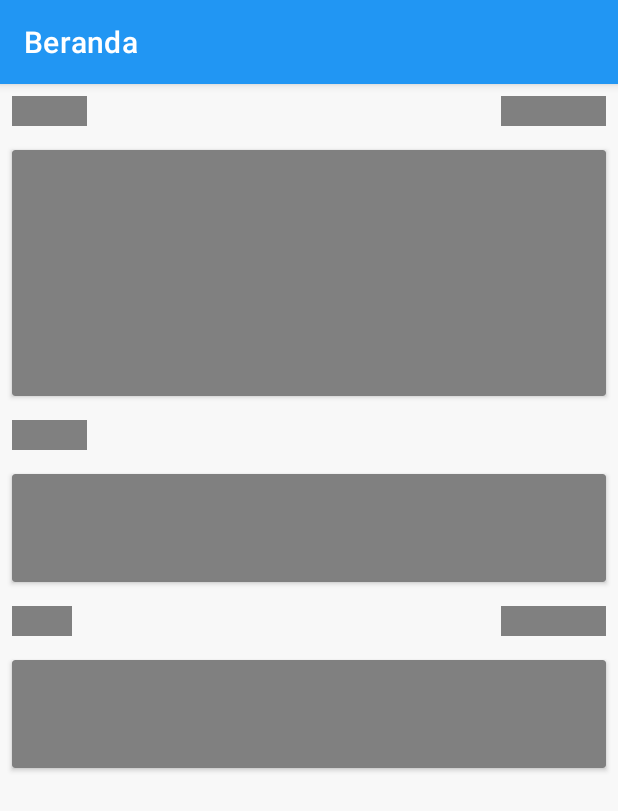
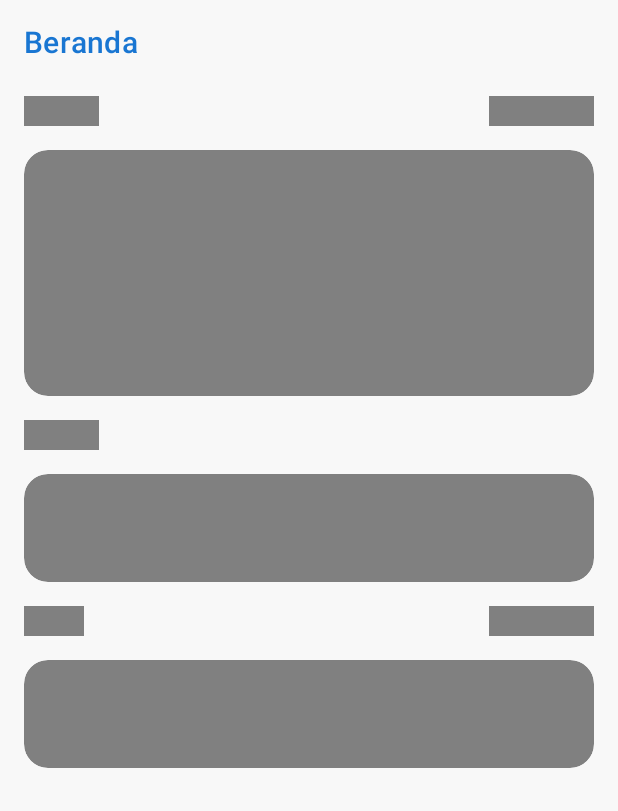
Before and after one commit to andisoer/SMK-Coding-Project_2, an Android app: the layout fragment_dashboard.xml on its own in the app's theme, with its tools: preview values and no code run, on a phone screen of 412 x 824 dp. Shown: the top 811 px of the screen. Run offline under Robolectric (Android 15) with nearby library versions, the phone set to English and light mode, and no system bars.

Commit message:
[+]minor change on dashboard ui

```diff
--- a/app/src/main/java/com/soerjdev/smkcodingproject2/ui/AllProvinceDataActivity.kt
+++ b/app/src/main/java/com/soerjdev/smkcodingproject2/ui/AllProvinceDataActivity.kt
@@ -26,6 +26,10 @@ class AllProvinceDataActivity : AppCompatActivity() {
     private lateinit var provinsiCasesViewModel: ProvinsiCasesViewModel
     private val adapter = ProvinsiListAdapter(this)
 
+    companion object {
+        val TAG = AllProvinceDataActivity::class.java.name
+    }
+
     override fun onCreate(savedInstanceState: Bundle?) {
         super.onCreate(savedInstanceState)
         setContentView(R.layout.activity_all_province_data)
@@ -45,9 +49,10 @@ class AllProvinceDataActivity : AppCompatActivity() {
 
         provinsiCasesViewModel.allProvinsiCases.observe(this, Observer { provinsiCases ->
             provinsiCases?.let {
-                var p = 1
-                Log.d("wdqdw", "dqwd$p")
-                adapter.setProvinsiCases(it)
+                Log.d(TAG, "data size : "+it.size)
+                if(it.isNotEmpty()){
+                    adapter.setProvinsiCases(it)
+                }
             }
             pbLoadDataProvince.visibility = View.GONE
         })
--- a/app/src/main/res/layout/fragment_dashboard.xml
+++ b/app/src/main/res/layout/fragment_dashboard.xml
@@ -9,13 +9,16 @@
 
     <com.google.android.material.appbar.AppBarLayout
         android:layout_width="match_parent"
-        android:layout_height="wrap_content">
+        android:layout_height="wrap_content"
+        app:elevation="0dp"
+        android:background="@color/colorWhiteDark">
 
         <androidx.appcompat.widget.Toolbar
             android:layout_width="match_parent"
             android:layout_height="?attr/actionBarSize"
             app:title="Beranda"
-            style="@style/Widget.MaterialComponents.Toolbar.Primary"/>
+            app:titleMarginStart="16dp"
+            app:titleTextColor="@color/colorPrimaryDark"/>
 
     </com.google.android.material.appbar.AppBarLayout>
 
@@ -52,7 +55,8 @@
                 android:id="@+id/containerNameProvinces"
                 android:layout_width="match_parent"
                 android:layout_height="wrap_content"
-                android:padding="8dp"
+                android:paddingVertical="8dp"
+                android:paddingHorizontal="16dp"
                 android:orientation="horizontal"
                 android:gravity="center">
 
@@ -93,9 +97,10 @@
             <com.google.android.material.card.MaterialCardView
                 android:layout_width="match_parent"
                 android:layout_height="wrap_content"
-                android:layout_margin="8dp"
-                app:cardCornerRadius="8dp"
-                app:cardElevation="2dp">
+                android:layout_marginVertical="8dp"
+                android:layout_marginHorizontal="16dp"
+                app:cardCornerRadius="16dp"
+                app:cardElevation="0dp">
 
                 <LinearLayout
                     android:layout_width="match_parent"
@@ -226,7 +231,8 @@
             <LinearLayout
                 android:layout_width="match_parent"
                 android:layout_height="wrap_content"
-                android:padding="8dp"
+                android:paddingVertical="8dp"
+                android:paddingHorizontal="16dp"
                 android:orientation="horizontal"
                 android:gravity="center_vertical">
 
@@ -249,9 +255,10 @@
             <com.google.android.material.card.MaterialCardView
                 android:layout_width="match_parent"
                 android:layout_height="wrap_content"
-                android:layout_margin="8dp"
-                app:cardCornerRadius="8dp"
-                app:cardElevation="2dp">
+                android:layout_marginVertical="8dp"
+                android:layout_marginHorizontal="16dp"
+                app:cardCornerRadius="16dp"
+                app:cardElevation="0dp">
 
                 <LinearLayout
                     android:layout_width="match_parent"
@@ -350,7 +357,8 @@
                 android:id="@+id/containerNameWorld"
                 android:layout_width="match_parent"
                 android:layout_height="wrap_content"
-                android:padding="8dp"
+                android:paddingVertical="8dp"
+                android:paddingHorizontal="16dp"
                 android:orientation="horizontal"
                 android:gravity="center">
 
@@ -390,9 +398,10 @@
             <com.google.android.material.card.MaterialCardView
                 android:layout_width="match_parent"
                 android:layout_height="wrap_content"
-                android:layout_margin="8dp"
-                app:cardCornerRadius="8dp"
-                app:cardElevation="2dp">
+                android:layout_marginVertical="8dp"
+                android:layout_marginHorizontal="16dp"
+                app:cardCornerRadius="16dp"
+                app:cardElevation="0dp">
 
                 <LinearLayout
                     android:layout_width="match_parent"
--- a/app/src/main/res/layout/layout_shimmer_dashboard.xml
+++ b/app/src/main/res/layout/layout_shimmer_dashboard.xml
@@ -9,7 +9,8 @@
     <RelativeLayout
         android:layout_width="match_parent"
         android:layout_height="wrap_content"
-        android:padding="8dp"
+        android:paddingVertical="8dp"
+        android:paddingHorizontal="16dp"
         android:orientation="horizontal"
         android:gravity="center">
 
@@ -29,10 +30,11 @@
     <com.google.android.material.card.MaterialCardView
         android:layout_width="match_parent"
         android:layout_height="wrap_content"
-        android:layout_margin="8dp"
+        android:layout_marginVertical="8dp"
+        android:layout_marginHorizontal="16dp"
         app:cardBackgroundColor="@color/colorGrey"
-        app:cardCornerRadius="2dp"
-        app:cardElevation="2dp">
+        app:cardCornerRadius="16dp"
+        app:cardElevation="0dp">
 
         <LinearLayout
             android:layout_width="match_parent"
@@ -164,7 +166,8 @@
     <LinearLayout
         android:layout_width="match_parent"
         android:layout_height="wrap_content"
-        android:padding="8dp"
+        android:paddingVertical="8dp"
+        android:paddingHorizontal="16dp"
         android:orientation="horizontal"
         android:gravity="center_vertical">
 
@@ -178,10 +181,11 @@
     <com.google.android.material.card.MaterialCardView
         android:layout_width="match_parent"
         android:layout_height="wrap_content"
-        android:layout_margin="8dp"
+        android:layout_marginVertical="8dp"
+        android:layout_marginHorizontal="16dp"
         app:cardBackgroundColor="@color/colorGrey"
-        app:cardCornerRadius="2dp"
-        app:cardElevation="2dp">
+        app:cardCornerRadius="16dp"
+        app:cardElevation="0dp">
 
         <LinearLayout
             android:layout_width="match_parent"
@@ -277,7 +281,8 @@
     <RelativeLayout
         android:layout_width="match_parent"
         android:layout_height="wrap_content"
-        android:padding="8dp"
+        android:paddingVertical="8dp"
+        android:paddingHorizontal="16dp"
         android:orientation="horizontal"
         android:gravity="center">
 
@@ -297,10 +302,11 @@
     <com.google.android.material.card.MaterialCardView
         android:layout_width="match_parent"
         android:layout_height="wrap_content"
-        android:layout_margin="8dp"
+        android:layout_marginVertical="8dp"
+        android:layout_marginHorizontal="16dp"
         app:cardBackgroundColor="@color/colorGrey"
-        app:cardCornerRadius="2dp"
-        app:cardElevation="2dp">
+        app:cardCornerRadius="16dp"
+        app:cardElevation="0dp">
 
         <LinearLayout
             android:layout_width="match_parent"
```
